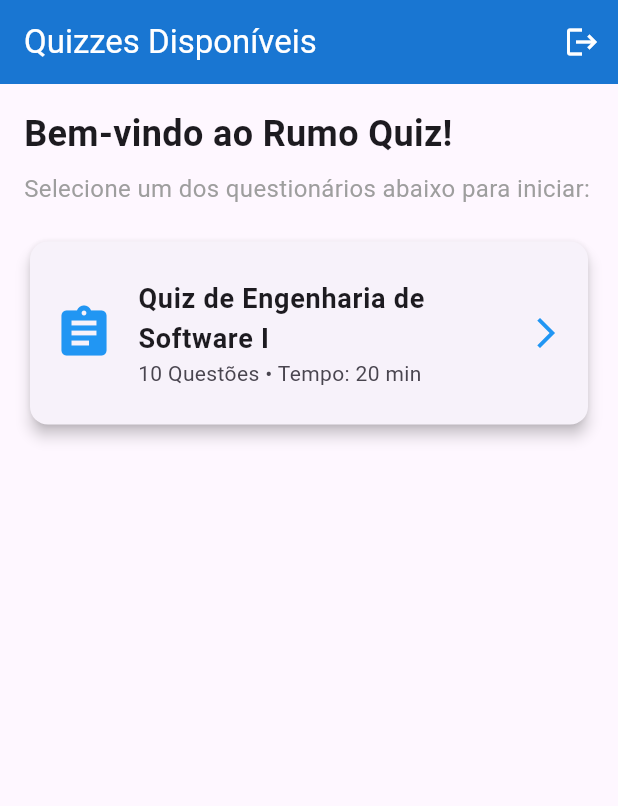
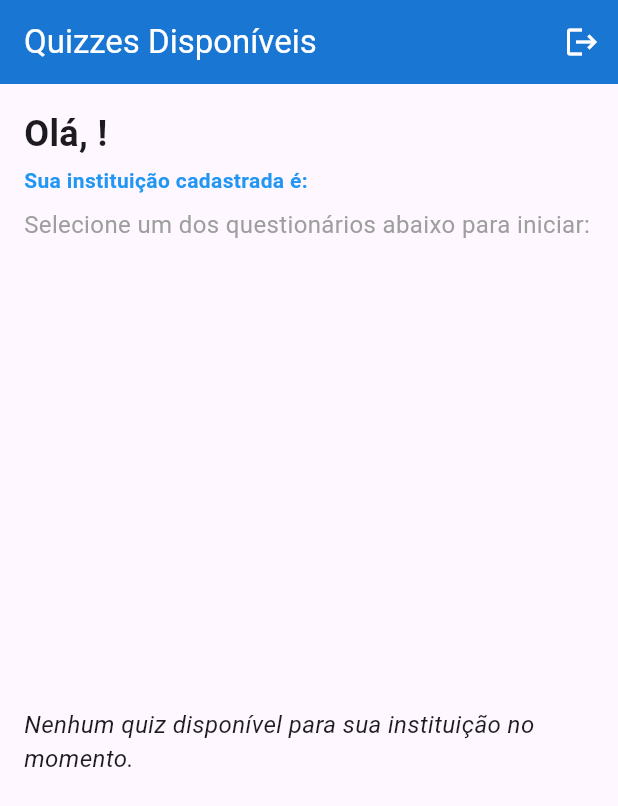
Before and after one commit to grazielihain/PDS, a Flutter app: the QuizSelectionPage screen opened by its route, on a phone screen of 412 x 824 dp. Shown: the top 806 px of the screen. Run offline on Flutter 3.47's test engine with Material 3 defaults, Android fonts, the phone set to English and light mode, and no system bars; our stand-ins replace cloud_firestore, firebase_auth, firebase_core, flutter_riverpod, go_router; accounts and stored records are empty.

Commit message:
Feat: Busca de quizzes em tempo real filtrados por instituicaoId com Riverpod

```diff
--- /dev/null
+++ b/lib/features/prova/data/providers/prova_provider.dart
@@ -0,0 +1,27 @@
+import 'package:cloud_firestore/cloud_firestore.dart';
+import 'package:flutter_riverpod/flutter_riverpod.dart';
+import '../../domain/models/prova_model.dart';
+
+// Provider busca as provas filtradas pela instituição em tempo real
+final listaProvasProvider = StreamProvider.family<List<ProvaModel>, String>((
+  ref,
+  instituicaoId,
+) {
+  final firestore = FirebaseFirestore.instance;
+
+  // O .trim() limpa qualquer espaço em branco invisível que possa ter vindo do banco
+  final idFiltrado = instituicaoId.trim();
+
+  return firestore
+      .collection('provas')
+      .where(
+        'instituicaoId',
+        isEqualTo: idFiltrado,
+      ) // O filtro White Label voltou!
+      .snapshots()
+      .map((snapshot) {
+        return snapshot.docs
+            .map((doc) => ProvaModel.fromFirestore(doc.data(), doc.id))
+            .toList();
+      });
+});
--- a/lib/features/prova/presentation/pages/quiz_selection_page.dart
+++ b/lib/features/prova/presentation/pages/quiz_selection_page.dart
@@ -1,9 +1,25 @@
 import 'package:flutter/material.dart';
 import 'package:flutter_riverpod/flutter_riverpod.dart';
 import 'package:firebase_auth/firebase_auth.dart';
+import 'package:cloud_firestore/cloud_firestore.dart';
+import '../../domain/models/prova_model.dart';
+import '../../data/providers/prova_provider.dart';
 
 class QuizSelectionPage extends ConsumerWidget {
   const QuizSelectionPage({super.key});
+
+  // Função auxiliar para buscar o perfil do usuário logado diretamente no Firestore
+  Future<Map<String, dynamic>?> _buscarPerfilUsuario() async {
+    final user = FirebaseAuth.instance.currentUser;
+    if (user != null) {
+      final doc = await FirebaseFirestore.instance
+          .collection('usuarios')
+          .doc(user.uid)
+          .get();
+      return doc.data();
+    }
+    return null;
+  }
 
   @override
   Widget build(BuildContext context, WidgetRef ref) {
@@ -21,14 +37,50 @@
           ),
         ],
       ),
-      body: Padding(
+      body: FutureBuilder<Map<String, dynamic>?>(
+        future: _buscarPerfilUsuario(),
+        builder: (context, userSnapshot) {
+          if (userSnapshot.connectionState == ConnectionState.waiting) {
+            return const Center(child: CircularProgressIndicator());
+          }
+
+          if (!userSnapshot.hasData || userSnapshot.data == null) {
+            return const Center(
+              child: Text('Erro ao carregar perfil do usuário.'),
+            );
+          }
+
+          final dadosUsuario = userSnapshot.data!;
+          final instituicaoId =
+              dadosUsuario['instituicaoId'] ?? 'NENHUM ID ENCONTRADO';
+          final nomeAluno = dadosUsuario['nome'] ?? 'Estudante';
+
+          // Assistimos o provider passando o ID
+          final provasAsyncValue = ref.watch(
+            listaProvasProvider(instituicaoId),
+          );
+
+          return Padding(
             padding: const EdgeInsets.all(16.0),
             child: Column(
               crossAxisAlignment: CrossAxisAlignment.start,
               children: [
-            const Text(
-              'Bem-vindo ao Rumo Quiz!',
-              style: TextStyle(fontSize: 24, fontWeight: FontWeight.bold),
+                Text(
+                  'Olá, $nomeAluno!',
+                  style: const TextStyle(
+                    fontSize: 24,
+                    fontWeight: FontWeight.bold,
+                  ),
+                ),
+                const SizedBox(height: 4),
+                // ESSE TEXTO VAI MOSTRAR O ID DIRETO NA TELA PARA NÓS:
+                Text(
+                  'Sua instituição cadastrada é: $instituicaoId',
+                  style: const TextStyle(
+                    fontSize: 14,
+                    color: Colors.blue,
+                    fontWeight: FontWeight.bold,
+                  ),
                 ),
                 const SizedBox(height: 8),
                 const Text(
@@ -37,8 +89,33 @@
                 ),
                 const SizedBox(height: 20),
 
-            Card(
+                Expanded(
+                  child: provasAsyncValue.when(
+                    loading: () =>
+                        const Center(child: CircularProgressIndicator()),
+                    error: (err, stack) =>
+                        Center(child: Text('Erro ao buscar quizzes: $err')),
+                    data: (listaProvas) {
+                      if (listaProvas.isEmpty) {
+                        return const Center(
+                          child: Text(
+                            'Nenhum quiz disponível para sua instituição no momento.',
+                            style: TextStyle(
+                              fontSize: 16,
+                              fontStyle: FontStyle.italic,
+                            ),
+                          ),
+                        );
+                      }
+
+                      return ListView.builder(
+                        itemCount: listaProvas.length,
+                        itemBuilder: (context, index) {
+                          final prova = listaProvas[index];
+
+                          return Card(
                             elevation: 4,
+                            margin: const EdgeInsets.only(bottom: 16),
                             shape: RoundedRectangleBorder(
                               borderRadius: BorderRadius.circular(12),
                             ),
@@ -49,22 +126,33 @@
                                 size: 40,
                                 color: Colors.blue,
                               ),
-                title: const Text(
-                  'Quiz de Engenharia de Software I',
-                  style: TextStyle(fontWeight: FontWeight.bold, fontSize: 18),
+                              title: Text(
+                                prova.titulo,
+                                style: const TextStyle(
+                                  fontWeight: FontWeight.bold,
+                                  fontSize: 18,
                                 ),
-                subtitle: const Text('10 Questões • Tempo: 20 min'),
+                              ),
+                              subtitle: Text(
+                                '${prova.descricao}\nTempo: ${prova.tempoEmMinutos} min',
+                              ),
+                              isThreeLine: true,
                               trailing: const Icon(
                                 Icons.arrow_forward_ios,
                                 color: Colors.blue,
                               ),
-                onTap: () {
-                  // Ação futura para abrir o quiz
+                              onTap: () {},
+                            ),
+                          );
+                        },
+                      );
                     },
                   ),
                 ),
               ],
             ),
+          );
+        },
       ),
     );
   }
```
Also changed, not shown: lib/features/prova/domain/models/prova_model.dart (added, +26 -0 lines). Lines whose indentation alone changed are shown as unchanged.
